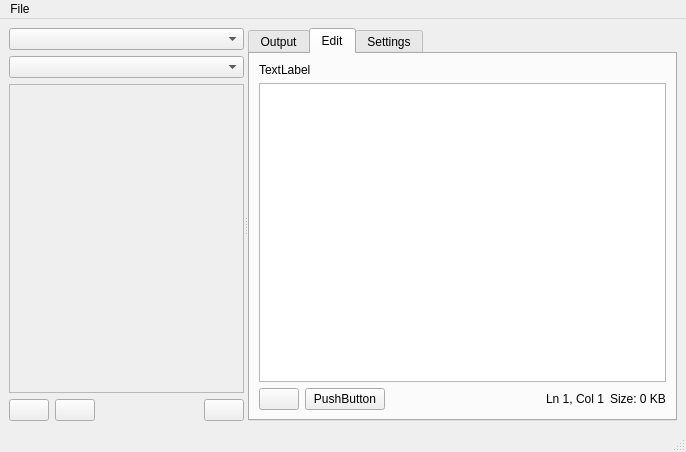
Old version of the form MainWindow.ui in the repository jplozf/Quish.
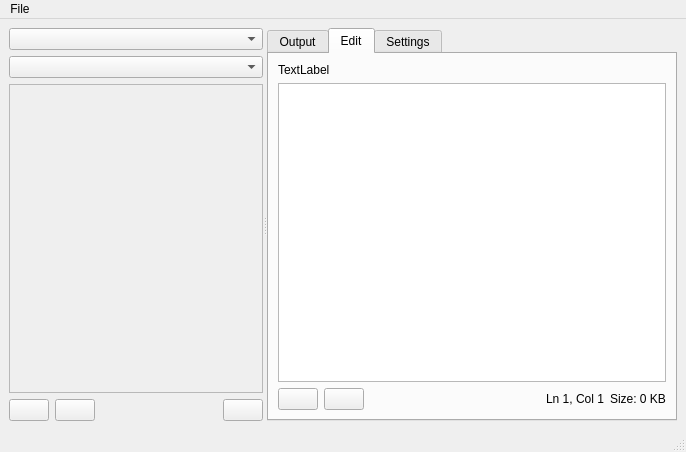
New version of the form. Icons and pictures are not drawn. Custom widgets are drawn as their Qt base class.

```diff
--- a/MainWindow.ui
+++ b/MainWindow.ui
@@ -38,7 +38,7 @@
             <rect>
              <x>0</x>
              <y>0</y>
-             <width>223</width>
+             <width>237</width>
              <height>288</height>
             </rect>
            </property>
@@ -219,7 +219,11 @@
                 <item>
                  <widget class="QPushButton" name="pushButton">
                   <property name="text">
-                   <string>PushButton</string>
+                   <string/>
+                  </property>
+                  <property name="icon">
+                   <iconset resource="Quish.qrc">
+                    <normaloff>:/icons/Download.png</normaloff>:/icons/Download.png</iconset>
                   </property>
                  </widget>
                 </item>
```
Left out of the diff: 2 changed lines with no effect on the pictures.
